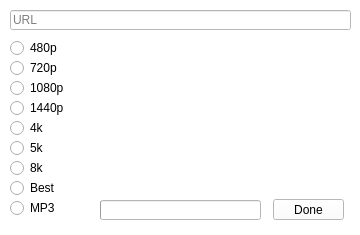
Qt form ui.ui (C1assicCanuck/YTDL) before a commit.
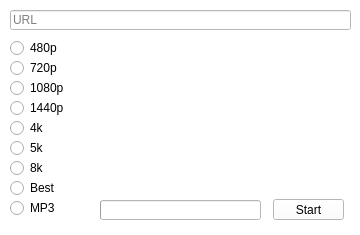
The same form after that commit.

```diff
--- a/ui.ui
+++ b/ui.ui
@@ -1014,7 +1014,7 @@
     </palette>
    </property>
    <property name="text">
-    <string>Done</string>
+    <string>Start</string>
    </property>
    <property name="flat">
     <bool>false</bool>
```
